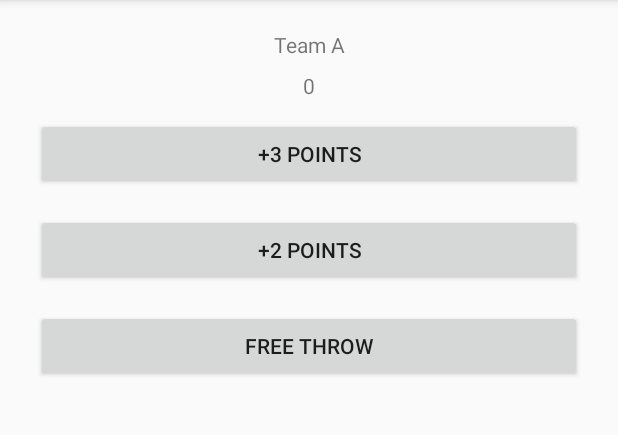
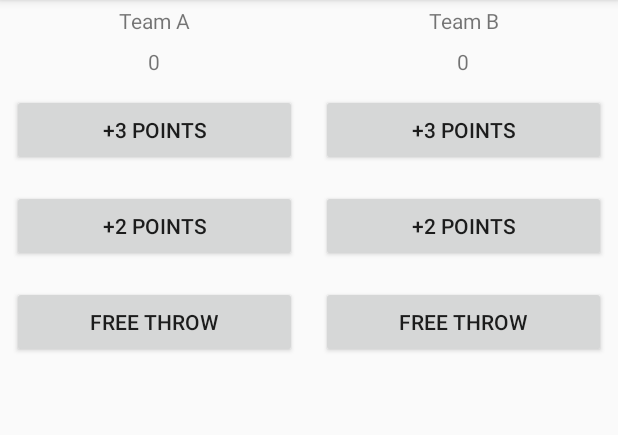
Before and after one commit to williamscs/CourtCounter, an Android app: the screen it shows after launch (MainActivity), on a phone screen of 412 x 824 dp, the part 84-519 px from its top. Run offline under Robolectric (Android 15) with nearby library versions, the phone set to English and light mode, and no system bars.

Commit message:
Create Team B layout and methods

```diff
--- a/app/src/main/res/layout/activity_main.xml
+++ b/app/src/main/res/layout/activity_main.xml
@@ -3,12 +3,14 @@
     xmlns:tools="http://schemas.android.com/tools"
     android:layout_width="match_parent"
     android:layout_height="match_parent"
+    android:orientation="horizontal">
+    <LinearLayout xmlns:android="http://schemas.android.com/apk/res/android"
+        xmlns:tools="http://schemas.android.com/tools"
+        android:layout_weight="1"
+        android:layout_width="0dp"
+        android:layout_height="match_parent"
         android:orientation="vertical"
-    android:paddingBottom="@dimen/activity_vertical_margin"
-    android:paddingLeft="@dimen/activity_horizontal_margin"
-    android:paddingRight="@dimen/activity_horizontal_margin"
-    android:paddingTop="@dimen/activity_vertical_margin"
-    tools:context="com.example.android.courtcounter.MainActivity">
+        tools:context=".MainActivity">
 
         <TextView
             android:layout_width="match_parent"
@@ -28,17 +30,58 @@
             android:layout_height="wrap_content"
             android:layout_margin="8dp"
             android:text="+3 Points"
-        android:onClick="threePointerScored"/>
+            android:onClick="threePointerScoredForTeamA"/>
         <Button
             android:layout_width="match_parent"
             android:layout_height="wrap_content"
             android:layout_margin="8dp"
             android:text="+2 Points"
-        android:onClick="twoPointerScored"/>
+            android:onClick="twoPointerScoredForTeamA"/>
         <Button
             android:layout_width="match_parent"
             android:layout_height="wrap_content"
             android:layout_margin="8dp"
             android:text="Free Throw"
-        android:onClick="freeThrowScored"/>
+            android:onClick="freeThrowScoredForTeamA"/>
     </LinearLayout>
+    <LinearLayout xmlns:android="http://schemas.android.com/apk/res/android"
+        xmlns:tools="http://schemas.android.com/tools"
+        android:layout_weight="1"
+        android:layout_width="0dp"
+        android:layout_height="match_parent"
+        android:orientation="vertical"
+        tools:context=".MainActivity">
+
+        <TextView
+            android:layout_width="match_parent"
+            android:layout_height="wrap_content"
+            android:gravity="center"
+            android:padding="4dp"
+            android:text="Team B" />
+        <TextView
+            android:id="@+id/team_b_score"
+            android:layout_width="match_parent"
+            android:layout_height="wrap_content"
+            android:gravity="center"
+            android:padding="4dp"
+            android:text="0" />
+        <Button
+            android:layout_width="match_parent"
+            android:layout_height="wrap_content"
+            android:layout_margin="8dp"
+            android:text="+3 Points"
+            android:onClick="threePointerScoredForTeamB"/>
+        <Button
+            android:layout_width="match_parent"
+            android:layout_height="wrap_content"
+            android:layout_margin="8dp"
+            android:text="+2 Points"
+            android:onClick="twoPointerScoredForTeamB"/>
+        <Button
+            android:layout_width="match_parent"
+            android:layout_height="wrap_content"
+            android:layout_margin="8dp"
+            android:text="Free Throw"
+            android:onClick="freeThrowScoredForTeamB"/>
+    </LinearLayout>
+</LinearLayout>
```
Also changed, not shown: app/src/main/java/com/example/android/courtcounter/MainActivity.java (+34 -6 lines). Lines whose indentation alone changed are shown as unchanged.
